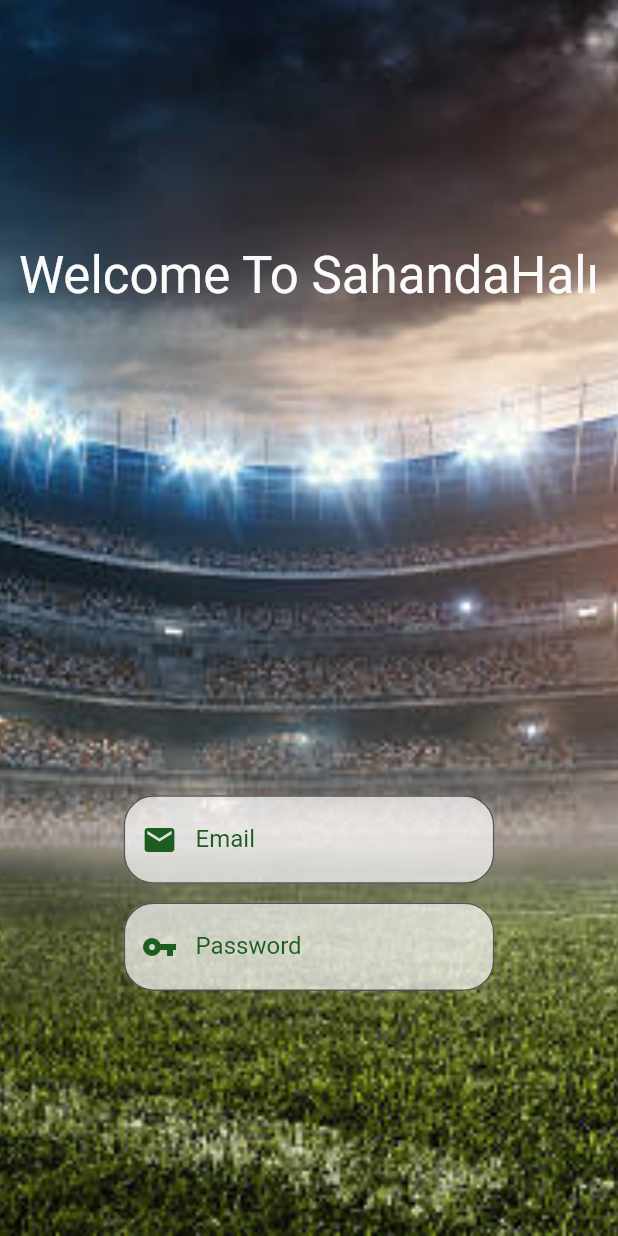
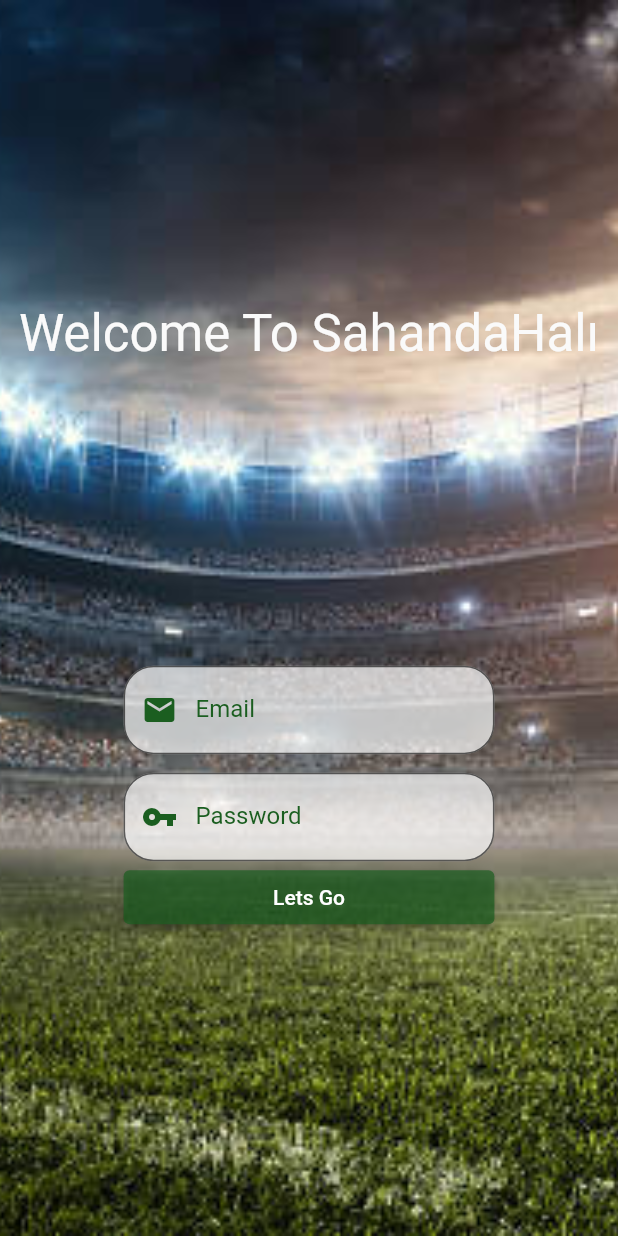
Before and after one commit to alperenekin/SahandaHaliApp, a Flutter app: the screen it shows after launch, on a phone screen of 412 x 824 dp. Run offline on Flutter 3.47's test engine with Material 2 defaults, Android fonts, the phone set to English and light mode, and no system bars; our stand-ins replace bloc, flutter_bloc.

Commit message:
Login view refactor

```diff
--- /dev/null
+++ b/lib/core/components/textfield/custom_textformfield.dart
@@ -0,0 +1,32 @@
+import 'package:flutter/material.dart';
+
+class CustomTextFormField extends StatelessWidget {
+  final TextEditingController? controller;
+  final Color? customColor;
+  final String? labelText;
+  final IconData? textIcon;
+  const CustomTextFormField({Key? key, @required this.controller, this.customColor, this.labelText, this.textIcon}) : super(key: key);
+
+  @override
+  Widget build(BuildContext context) {
+    return TextFormField(
+      controller: controller,
+      decoration: InputDecoration(
+        prefixIcon: Icon(textIcon ?? Icons.mail,color: customColor ?? Colors.white),
+        filled: true,
+        fillColor: Colors.white.withOpacity(0.70),
+        labelText: labelText ?? '',
+        labelStyle: TextStyle(color: customColor ?? Colors.white),
+        border: _buildOutlineInputBorder(),
+        focusedBorder:_buildOutlineInputBorder(),
+      ),
+    );
+  }
+
+  OutlineInputBorder _buildOutlineInputBorder() {
+    return OutlineInputBorder(
+        borderSide:  BorderSide(color: customColor ?? Colors.white, width: 2.0),
+        borderRadius: BorderRadius.circular(20.0),
+      );
+  }
+}
--- a/lib/view/login/view/login_view.dart
+++ b/lib/view/login/view/login_view.dart
@@ -1,6 +1,7 @@
 import 'package:flutter/cupertino.dart';
 import 'package:flutter/material.dart';
 import 'package:flutter_bloc/flutter_bloc.dart';
+import 'package:sahanda_hali/core/components/textfield/custom_textformfield.dart';
 import 'package:sahanda_hali/view/login/viewmodel/login_cubit.dart';
 import 'package:sahanda_hali/core/extension/context_extention.dart';
 
@@ -14,69 +15,81 @@ class LoginView extends StatelessWidget {
   @override
   Widget build(BuildContext context) {
     return BlocProvider(
-      create: (context) =>
-          LoginCubit(emailController, passwordController, formKey),
+      create: (context) => LoginCubit(emailController, passwordController, formKey),
       child: Scaffold(
-        body: Container(
+        body: buildContainer(context),
+      ),
+    );
+  }
+
+  Container buildContainer(BuildContext context) {
+    return Container(
       decoration: const BoxDecoration(
           image: DecorationImage(
               image: AssetImage('assets/images/background.jpg'),
               fit: BoxFit.cover)),
-          child: Column(
-            mainAxisAlignment: MainAxisAlignment.spaceAround,
+      child: buildComponentsColumn(context),
+    );
+  }
+
+  Column buildComponentsColumn(BuildContext context) {
+    return Column(
+      mainAxisAlignment: MainAxisAlignment.spaceEvenly
+      ,
       children: [
-              Text('Welcome To SahandaHalı',style: context.textTheme.headline4?.copyWith(color: Colors.grey.shade50),textAlign: TextAlign.center,),
-              Form(key: formKey,child: Column(
+        Text('Welcome To SahandaHalı', style: context.textTheme.headline4?.copyWith(color: Colors.grey.shade50),
+          textAlign: TextAlign.center,
+        ),
+        Form(key: formKey, child: buildLoginColumn(context)),
+
+      ],
+    );
+  }
+
+  Column buildLoginColumn(BuildContext context) {
+    return Column(
       mainAxisAlignment: MainAxisAlignment.center,
       children: [
+        buildEmailTextfield(context),
+        context.emptySizedHeightBoxLow3x,
+        buildPasswordTextfield(context),
         Padding(
           padding: context.paddingHighHorizontal,
-                    child: TextFormField(
-                      controller: emailController,
-                      decoration: InputDecoration(
-                        prefixIcon: Icon(Icons.mail,color: Colors.green.shade900,),
-                        filled: true,
-                        fillColor: Colors.white.withOpacity(0.70),
-                        labelText: 'Email',
-                        labelStyle: TextStyle(color: Colors.green.shade900),
-                        border: OutlineInputBorder(
-                          borderSide:  BorderSide(color: Colors.green.shade900, width: 2.0),
-                          borderRadius: BorderRadius.circular(20.0),
-                        ),
-                        focusedBorder:OutlineInputBorder(
-                          borderSide:  BorderSide(color: Colors.green.shade900, width: 2.0),
-                          borderRadius: BorderRadius.circular(20.0),
+          child: SizedBox(
+            width: double.infinity,
+            child: ElevatedButton(
+              style: ElevatedButton.styleFrom(primary: Colors.green.shade900.withOpacity(0.70)),
+              onPressed: () {
+                //do something
+              },
+              child: const Text('Lets Go'),
             ),
           ),
+        )
+      ],
+    );
+  }
+
+  Padding buildEmailTextfield(BuildContext context) {
+    return Padding(
+      padding: context.paddingHighHorizontal,
+      child: CustomTextFormField(
+        controller: emailController,
+        customColor: Colors.green.shade900,
+        labelText: 'Email',
+        textIcon: Icons.mail,
       ),
-                  ),
-                  context.emptySizedHeightBoxLow3x,
-                  Padding(
+    );
+  }
+
+  Padding buildPasswordTextfield(BuildContext context) {
+    return Padding(
       padding: context.paddingHighHorizontal,
-                    child: TextFormField(
-                      controller: emailController,
-                      decoration: InputDecoration(
-                        prefixIcon: Icon(Icons.vpn_key,color: Colors.green.shade900,),
-                        filled: true,
-                        fillColor: Colors.white.withOpacity(0.70),
+      child: CustomTextFormField(
+        controller: passwordController,
+        customColor: Colors.green.shade900,
         labelText: 'Password',
-                        labelStyle: TextStyle(color: Colors.green.shade900),
-                        border: OutlineInputBorder(
-                          borderSide:  BorderSide(color: Colors.green.shade900, width: 2.0),
-                          borderRadius: BorderRadius.circular(20.0),
-                        ),
-                        focusedBorder:OutlineInputBorder(
-                          borderSide:  BorderSide(color: Colors.green.shade900, width: 2.0),
-                          borderRadius: BorderRadius.circular(20.0),
-                        ),
-                      ),
-                    ),
-                  ),
-                ],
-              )),
-            ],
-          ),
-        ),
+        textIcon: Icons.vpn_key,
       ),
     );
   }
--- a/lib/view/login/viewmodel/login_cubit.dart
+++ b/lib/view/login/viewmodel/login_cubit.dart
@@ -11,4 +11,8 @@ class LoginCubit extends Cubit<LoginState> {
 
   LoginCubit(this.emailController, this.passwordController, this.formKey) : super(LoginInitial());
 
+  void loginUser(){
+
+  }
+
 }
```
Lines whose indentation alone changed are shown as unchanged.
